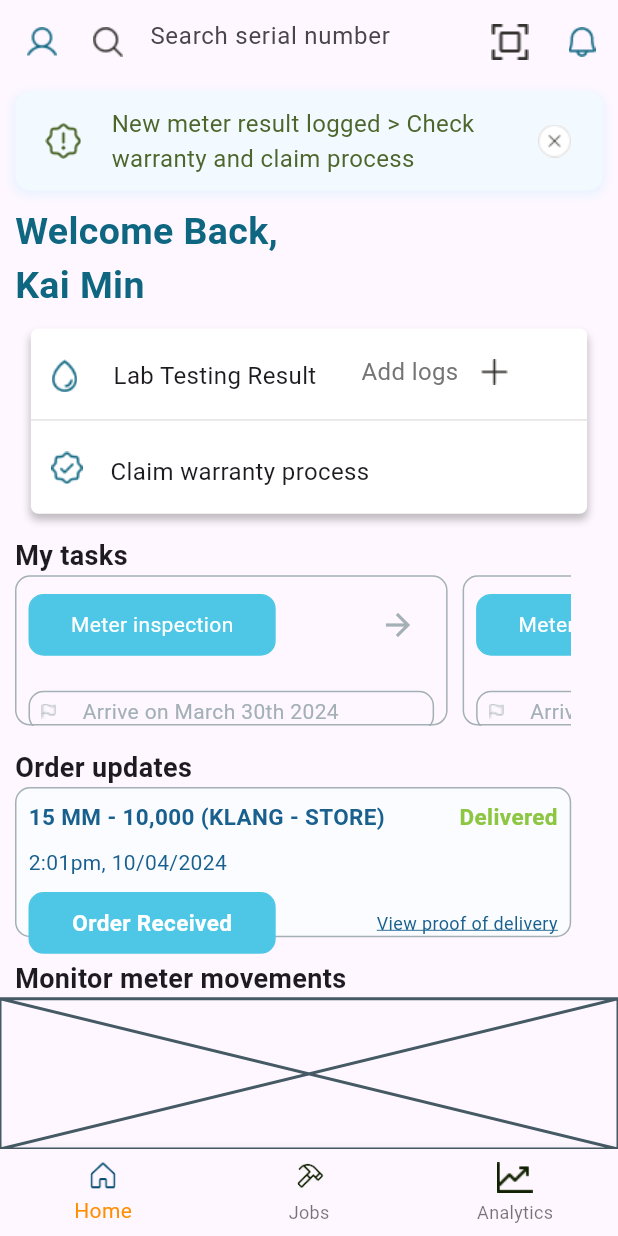
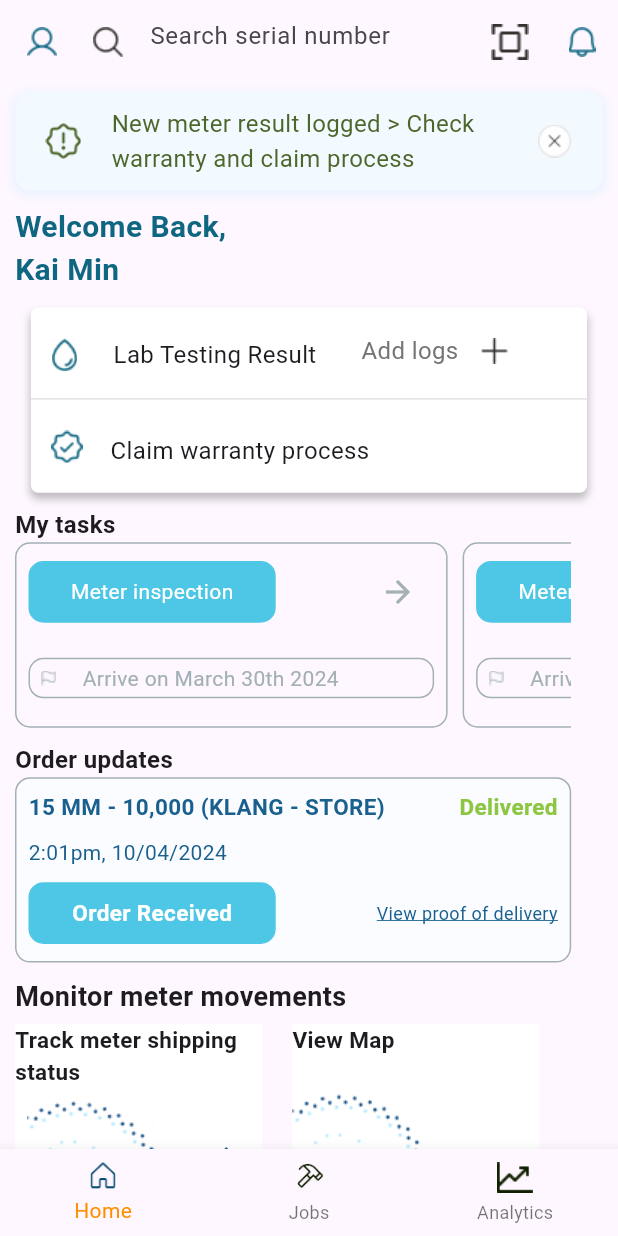
Before and after one commit to YeoYiXin/Air_Force_Intelligent_Meter_App, a Flutter app: the screen it shows after launch, after a tap on "Manager", on a phone screen of 412 x 824 dp. Run offline on Flutter 3.47's test engine with Material 3 defaults, Android fonts, the phone set to English and light mode, and no system bars; our stand-ins replace firebase_core, fl_chart, gap, geolocator, google_fonts, image_picker and 4 more; accounts and stored records are empty; network calls fail.

Commit message:
update manager page

```diff
--- a/lib/src/pages/manager/homepage/meter_movement/meter_movement.dart
+++ b/lib/src/pages/manager/homepage/meter_movement/meter_movement.dart
@@ -1,4 +1,5 @@
 import 'package:flutter/material.dart';
+import 'package:gap/gap.dart';
 
 class MeterMovement extends StatefulWidget {
   const MeterMovement({super.key});
@@ -10,6 +11,99 @@ class MeterMovement extends StatefulWidget {
 class _MeterMovementState extends State<MeterMovement> {
   @override
   Widget build(BuildContext context) {
-    return const Placeholder();
+    return Container(
+        width: MediaQuery.of(context).size.width,
+        height: MediaQuery.of(context).size.height * 0.4,
+        margin: EdgeInsets.only(top: 5, bottom: 10),
+
+        child: Row(
+          mainAxisAlignment: MainAxisAlignment.start,
+          children: [
+            Gap(10),
+            //first containter
+            GestureDetector(
+                onTap: () {
+                  //   Navigator.push(
+                  //     context,
+                  //   MaterialPageRoute(
+                  //     builder: (context) => PlacedOrder())); // change this later
+                },
+                child: Container(
+                    width: MediaQuery.of(context).size.width * 0.4,
+                    height: MediaQuery.of(context).size.height * 0.3,
+                    decoration: BoxDecoration(
+                      color: Colors.white,
+
+                    ),
+                    child: Column(
+                      mainAxisAlignment: MainAxisAlignment.start,
+                      crossAxisAlignment: CrossAxisAlignment.start,
+                      children: [
+                        Text(
+                          "Track meter shipping status",
+                          style: TextStyle(
+                            fontSize: 15,
+                            fontWeight: FontWeight.bold,
+                          ),
+                        ),
+                        Row(
+                          children: [
+                            Expanded(
+                              child: Image.asset(
+                                  "assets/images/Meter_Movement.png"),
+                            ),
+                            IconButton(
+                              icon: Icon(
+                                Icons.arrow_forward,
+                                color: Color.fromRGBO(14, 102, 129, 1),
+                              ),
+                              onPressed: () {
+                                // Navigator.push(
+                                // MaterialPageRoute(builder: (context) => PlaceOrder())
+                                //);
+                              },
+                            )
+                          ],
+                        )
+                      ],
+                    ))),
+                    Gap(20),
+            //second container
+            GestureDetector(
+                onTap: () {
+                  //   Navigator.push(
+                  //     context,
+                  //   MaterialPageRoute(
+                  //     builder: (context) => PlacedOrder())); // change this later
+                },
+                child: Container(
+                    width: MediaQuery.of(context).size.width * 0.4,
+                    height: MediaQuery.of(context).size.height * 0.3,
+                    decoration: BoxDecoration(
+                      color: Colors.white,
+
+
+                    ),
+                    child: Column(
+                      mainAxisAlignment: MainAxisAlignment.start,
+                      crossAxisAlignment: CrossAxisAlignment.start,
+                      children: [
+                        Text(
+                          "View Map",
+                          style: TextStyle(
+                            fontSize: 15,
+                            fontWeight: FontWeight.bold,
+                          ),
+                        ),
+                        Gap(23),
+                           Image.asset(
+                                  "assets/images/Meter_Movement.png"),
+
+
+
+                      ],
+                    )))
+          ],
+        ));
   }
 }
--- a/lib/src/pages/manager/manager.dart
+++ b/lib/src/pages/manager/manager.dart
@@ -78,8 +78,9 @@ class _ManagerState extends State<Manager> {
             },
           ),
         ),
-        body: Container(
-            width: MediaQuery.of(context).size.width,
+        body: SingleChildScrollView(
+            child: Container(
+              width: MediaQuery.of(context).size.width,
             height: MediaQuery.of(context).size.height,
             child: Column(
               mainAxisAlignment: MainAxisAlignment.start,
@@ -92,7 +93,7 @@ class _ManagerState extends State<Manager> {
                   child: Text(
                     "Welcome Back, \nKai Min",
                     style: TextStyle(
-                      fontSize: 25,
+                      fontSize: 20,
                       fontWeight: FontWeight.bold,
                       color: Color.fromRGBO(14, 102, 129, 1),
                     ),
@@ -101,25 +102,25 @@ class _ManagerState extends State<Manager> {
                 ),
                 Gap(10),
                 Result(),
-                Gap(15),
+                Gap(10),
                 Padding(
                     padding: EdgeInsets.only(left: 10, right: 10),
                     child: Text("My tasks",
                         style: TextStyle(
-                            fontSize: 18, fontWeight: FontWeight.bold))),
+                            fontSize: 16, fontWeight: FontWeight.bold))),
                 Flexible(
                   child: TasksListManager(),
                 ),
-                Gap(15),
+                Gap(10),
                 Padding(
                     padding: EdgeInsets.only(left: 10, right: 10),
                     child: Text("Order updates",
                         style: TextStyle(
-                            fontSize: 18, fontWeight: FontWeight.bold))),
+                            fontSize: 16, fontWeight: FontWeight.bold))),
                 Flexible(
                   child: Order_Updates(),
                 ),
-                Gap(15),
+                Gap(10),
                 Padding(
                     padding: EdgeInsets.only(left: 10, right: 10),
                     child: Text("Monitor meter movements",
@@ -127,7 +128,7 @@ class _ManagerState extends State<Manager> {
                             fontSize: 18, fontWeight: FontWeight.bold))),
                 Flexible(child: MeterMovement(),)
               ],
-            )),
+            ))),
         bottomNavigationBar: BottomNav(),
       ),
     );
--- /dev/null
+++ b/lib/src/pages/manager/meter_movement/meter_movement.dart
@@ -0,0 +1,31 @@
+import 'package:flutter/material.dart';
+import 'package:intelligent_meter_app/src/pages/manager/navigation/bottom_nav.dart';
+
+class MeterMovement extends StatefulWidget {
+  const MeterMovement({super.key});
+
+  @override
+  State<MeterMovement> createState() => _MeterMovementState();
+}
+
+class _MeterMovementState extends State<MeterMovement> {
+  @override
+  Widget build(BuildContext context) {
+    return Scaffold(
+      appBar: AppBar(
+          title: Text('METER MOVEMENT'),
+          centerTitle: true,
+          leading: IconButton(
+            icon: Image.asset(
+              'assets/icons/Previous.png',
+              width: 25,
+              height: 25,
+            ),
+            onPressed: () {
+              Navigator.pop(context);
+            },
+          )),
+      bottomNavigationBar: BottomNav(),
+    );
+  }
+}
```
Also changed, not shown: assets/images/Meter_Movement.png (added).
